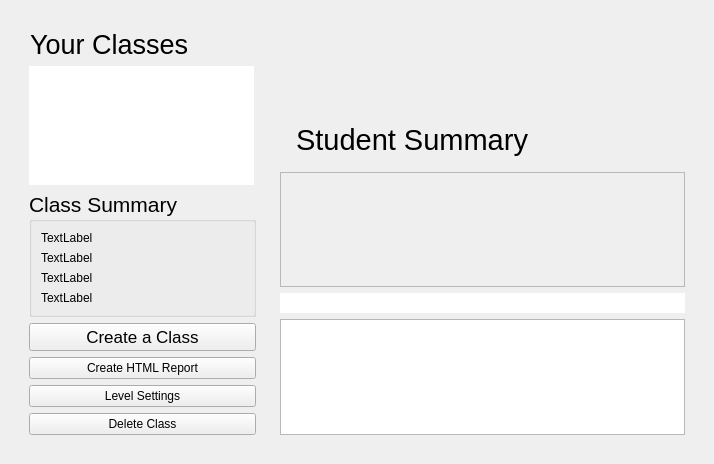
First picture: the form in portal/src/adminpane.ui, repository zfrye06/Loque, before the edit.
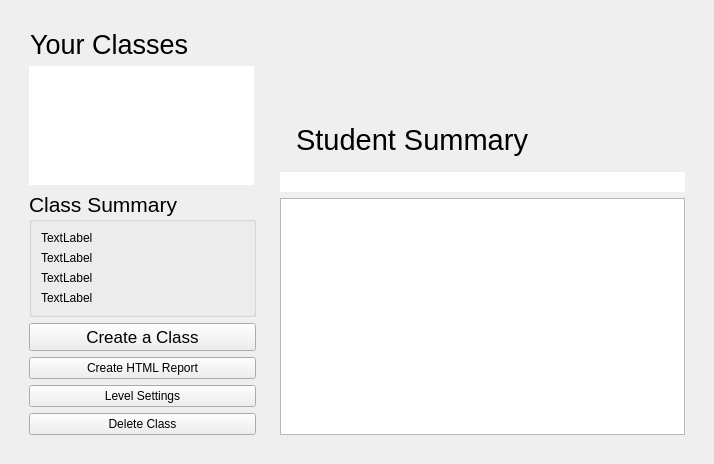
Second picture: the form after the edit.

What changed in the file:
```diff
--- a/portal/src/adminpane.ui
+++ b/portal/src/adminpane.ui
@@ -274,19 +274,6 @@
               </item>
              </layout>
             </item>
-            <item>
-             <widget class="QTableWidget" name="userTable">
-              <property name="enabled">
-               <bool>false</bool>
-              </property>
-              <property name="cursor" stdset="0">
-               <cursorShape>PointingHandCursor</cursorShape>
-              </property>
-              <property name="styleSheet">
-               <string notr="true"/>
-              </property>
-             </widget>
-            </item>
             <item>
              <widget class="QListWidget" name="userList">
               <property name="maximumSize">
```
